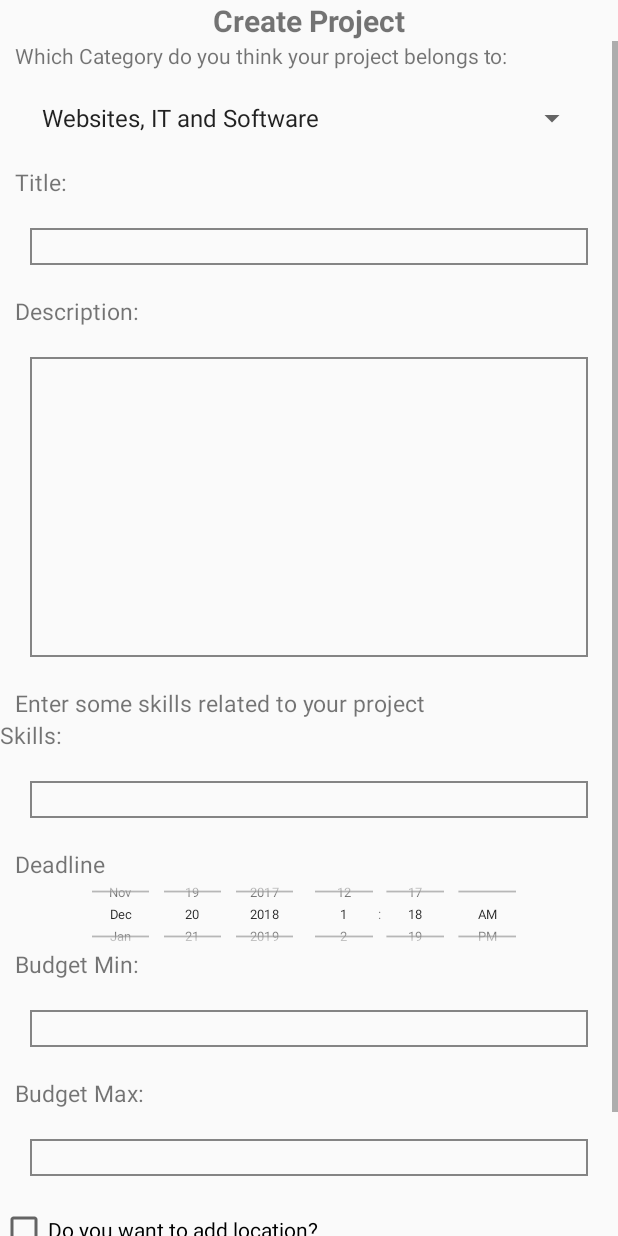
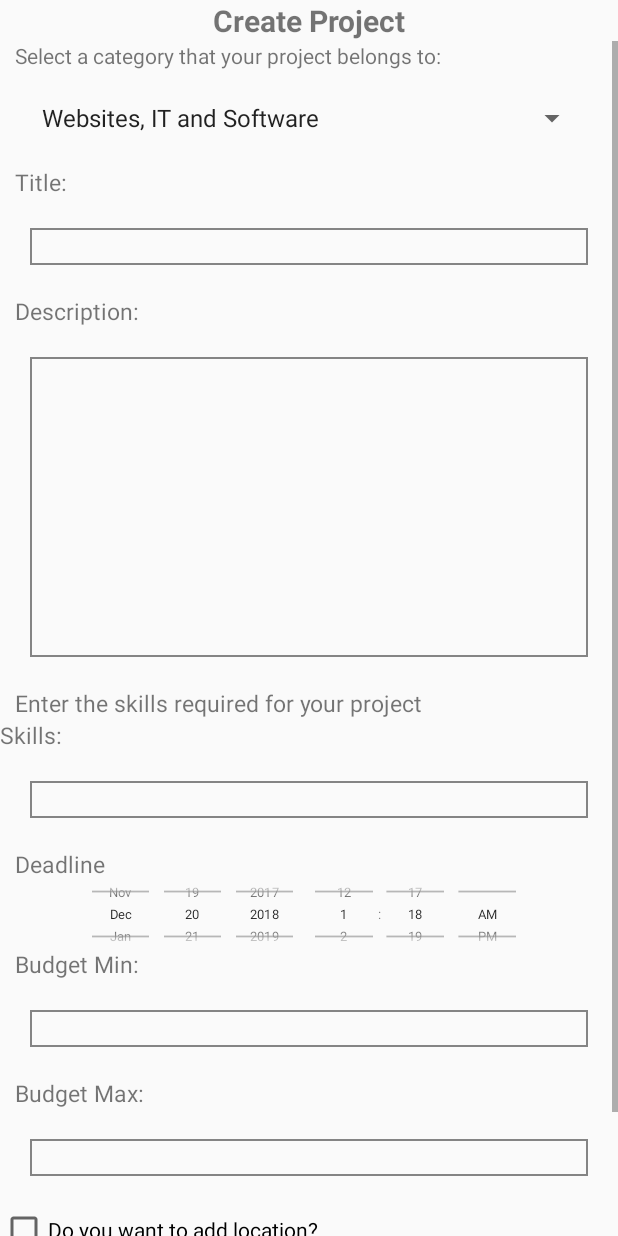
Before and after one commit to kaanozgen12/HoneyBadgersApp, an Android app: the CreateProject screen opened directly, with no data from a screen before it, on a phone screen of 412 x 824 dp. Run offline under Robolectric (Android 15) with nearby library versions, the phone set to English and light mode, and no system bars; network calls fail; 1 statement that could not run was skipped.

Commit message:
Update create_project.xml

```diff
--- a/app/src/main/res/layout/create_project.xml
+++ b/app/src/main/res/layout/create_project.xml
@@ -30,7 +30,7 @@
                     android:id="@+id/create_project_category"
                     android:layout_width="wrap_content"
                     android:layout_height="wrap_content"
-                    android:text="Which Category do you think your project belongs to:"
+                    android:text="Select a category that your project belongs to:"
                     android:textSize="14sp"
                     android:layout_marginStart="10dp"
                     android:layout_gravity="top"/>
@@ -83,7 +83,7 @@
                     android:layout_height="wrap_content"
                     android:textSize="15sp"
                     android:layout_marginStart="10dp"
-                    android:text="Enter some skills related to your project"
+                    android:text="Enter the skills required for your project"
                     />
                 <LinearLayout
                     android:layout_width="wrap_content"
```
